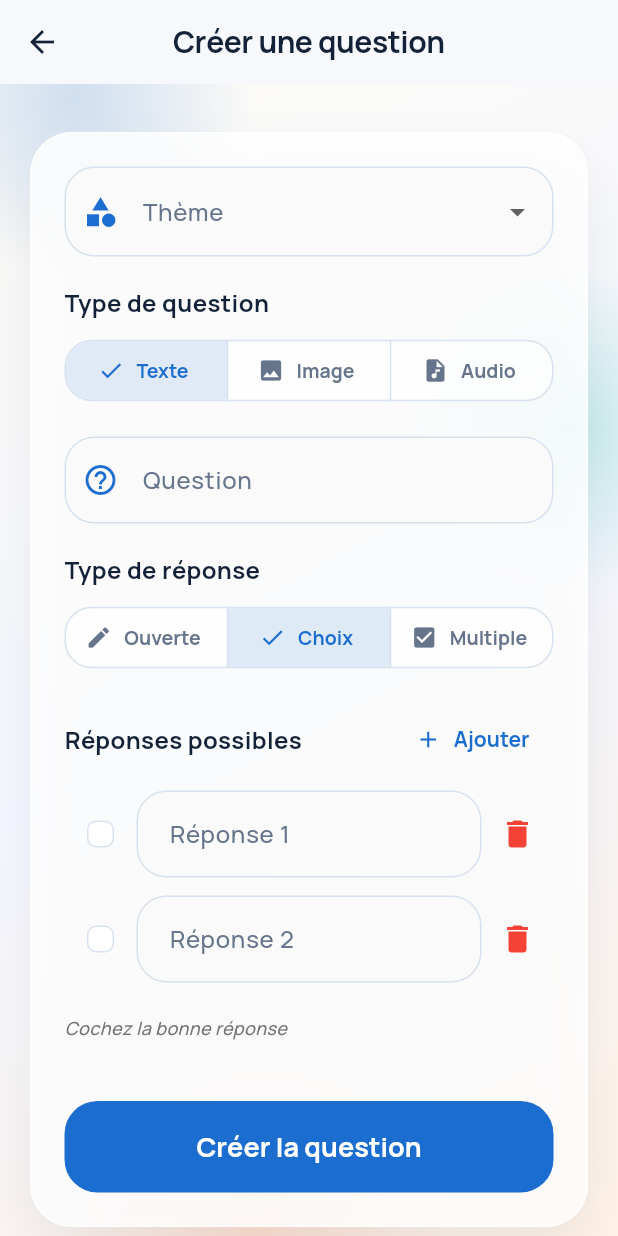
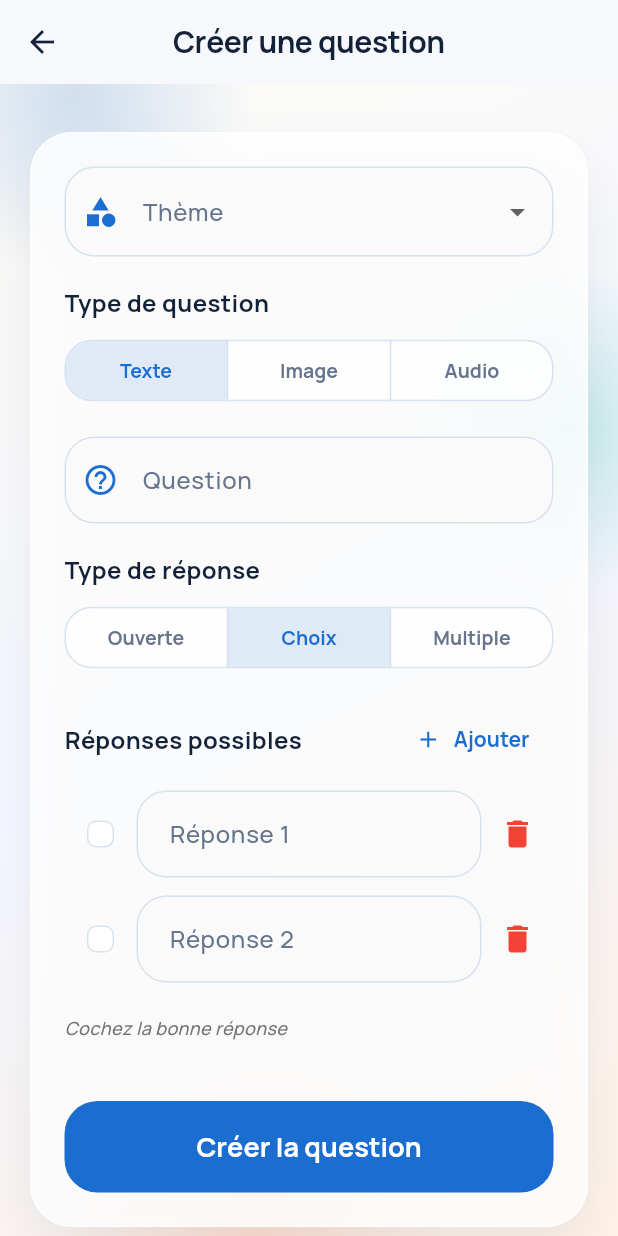
Before and after one commit to Namioumiou/YCulture, a Flutter app: the CreateQuestionScreen screen opened directly, on a phone screen of 412 x 824 dp. Run offline on Flutter 3.47's test engine with Material 3 defaults, Android fonts, the phone set to English and light mode, and no system bars; our stand-ins replace audioplayers, file_picker, google_fonts, image_picker, shared_preferences; missing offline and left inert: record; accounts and stored records are empty.

Commit message:
icone en moins pour plus jolie

```diff
--- a/app/lib/screens/create_question_screen.dart
+++ b/app/lib/screens/create_question_screen.dart
@@ -384,21 +384,19 @@ class _CreateQuestionScreenState extends State<CreateQuestionScreen> {
                     ),
                     const SizedBox(height: 10),
                     SegmentedButton<QuestionType>(
+                      showSelectedIcon: false,
                       segments: const [
                         ButtonSegment(
                           value: QuestionType.text,
                           label: Text('Texte'),
-                          icon: Icon(Icons.text_fields),
                         ),
                         ButtonSegment(
                           value: QuestionType.image,
                           label: Text('Image'),
-                          icon: Icon(Icons.image),
                         ),
                         ButtonSegment(
                           value: QuestionType.audio,
                           label: Text('Audio'),
-                          icon: Icon(Icons.audio_file),
                         ),
                       ],
                       selected: {_questionType},
@@ -543,21 +541,19 @@ class _CreateQuestionScreenState extends State<CreateQuestionScreen> {
                     ),
                     const SizedBox(height: 10),
                     SegmentedButton<AnswerType>(
+                      showSelectedIcon: false,
                       segments: const [
                         ButtonSegment(
                           value: AnswerType.open,
                           label: Text('Ouverte'),
-                          icon: Icon(Icons.edit),
                         ),
                         ButtonSegment(
                           value: AnswerType.singleChoice,
                           label: Text('Choix'),
-                          icon: Icon(Icons.radio_button_checked),
                         ),
                         ButtonSegment(
                           value: AnswerType.multipleChoice,
                           label: Text('Multiple'),
-                          icon: Icon(Icons.check_box),
                         ),
                       ],
                       selected: {_answerType},
```
Also changed, not shown: app/lib/screens/edit_question_screen.dart (+2 -6 lines).
